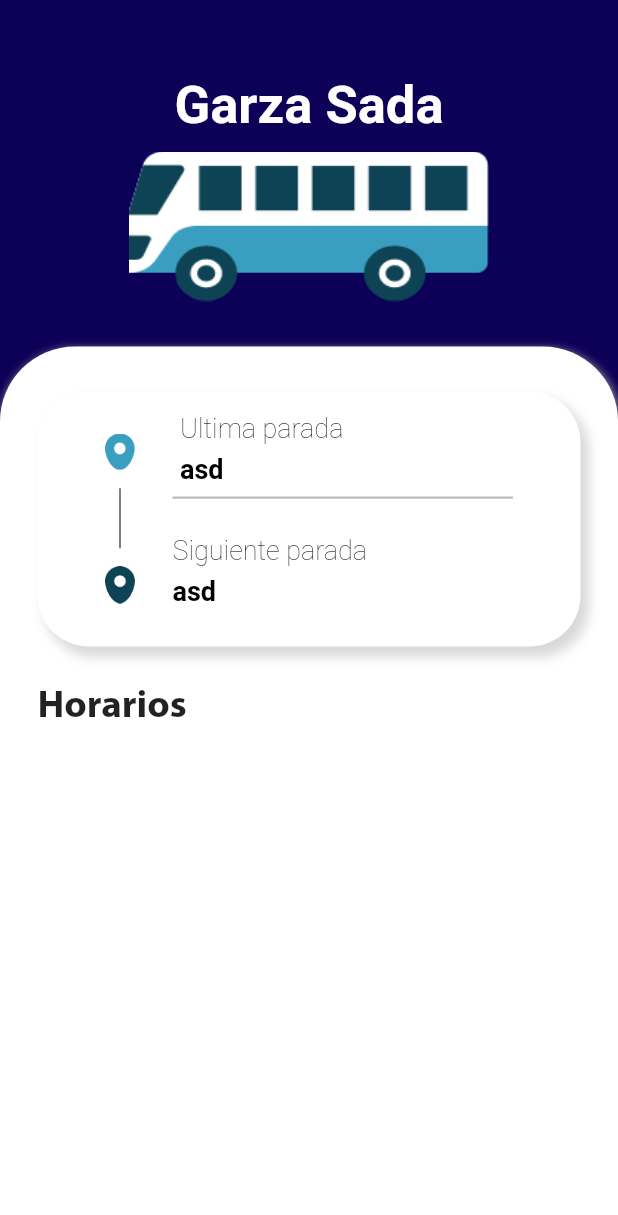
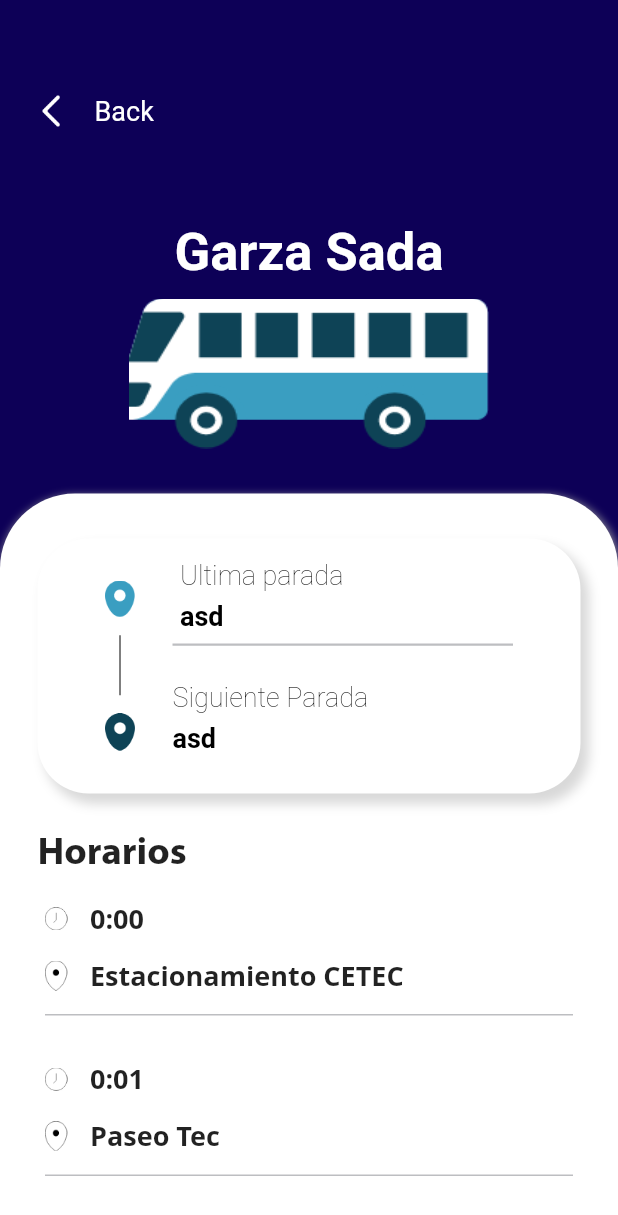
Before and after one commit to jpgtzg/HackMTY2022, a Flutter app: the screen it shows after launch, after a tap on "Garza Sada", on a phone screen of 412 x 824 dp. Shown: the top 1215 px of the screen. Run offline on Flutter 3.47's test engine with Material 2 defaults, Android fonts, the phone set to English and light mode, and no system bars; our stand-ins replace bottom_navy_bar; missing offline and left inert: dart:ffi; network calls fail; Roboto replaces fonts that are missing (Manrope, Myriad Pro).

Commit message:
Schedules & locations

```diff
--- a/lib/main.dart
+++ b/lib/main.dart
@@ -12,6 +12,7 @@ class _MainState extends State<Main> {
   @override
   Widget build(BuildContext context) {
     return MaterialApp(
+      title: "Biosime",
       debugShowCheckedModeBanner: false,
       theme: ThemeData(fontFamily: 'OpenSans'),
       home: AppManager(),
--- a/lib/screens/transport_details.dart
+++ b/lib/screens/transport_details.dart
@@ -1,5 +1,8 @@
 import 'package:flutter/material.dart';
 import 'package:public_transport_app/system/routeList.dart';
+import 'package:public_transport_app/system/schedule.dart';
+import 'package:public_transport_app/widgets/schedule_box.dart';
+import 'package:public_transport_app/widgets/topbar.dart';
 
 import '../widgets/from_to_card.dart';
 
@@ -14,6 +17,7 @@ class TransportDetails extends StatelessWidget {
       backgroundColor: routeModel.colorCode,
       body: Column(
         children: <Widget>[
+          TopBar(),
           Container(
             padding: EdgeInsets.only(right: 20.0, left: 20.0, top: 50.0),
             child: Center(
@@ -74,17 +78,16 @@ class TransportDetails extends StatelessWidget {
                   Expanded(
                     child: SingleChildScrollView(
                       scrollDirection: Axis.vertical,
-                      child: Column(
-                        children: [
-                          // for (Schedule schedule in routeModel.routeTimes) ...[
-                          //   ScheduleBox(
-                          //     fromTime: schedule.fromTime,
-                          //     toTime: schedule.toTime,
-                          //     location: schedule.location,
-                          //     pressSelect: () {},
-                          //   ),
-                          // ]
-                        ],
+                      child: ListView.builder(
+                        itemCount: routeModel.routes.length,
+                        shrinkWrap: true,
+                        physics: ScrollPhysics(),
+                        itemBuilder: (context, index) {
+                          return ScheduleBox(
+                              time: routeModel.routeTimes[index],
+                              location: routeModel.routes[index],
+                              pressSelect: () {});
+                        },
                       ),
                     ),
                   ),
--- a/lib/system/routeList.dart
+++ b/lib/system/routeList.dart
@@ -15,29 +15,181 @@ class RouteModel {
   static List<RouteModel> routesList = [
     RouteModel(
       "Garza Sada",
-      [],
-      [],
+      [
+        "Estacionamiento CETEC",
+        "Paseo Tec",
+        "Gasolinera (OXXOGAS)",
+        "Soriana Garza Sada (Parabús)",
+        "Maderera el Salto",
+        "IMSS Clínica 33 (Gine)",
+        "Paseo Santa Lucía",
+        "Puente Peatonal / Juventino Rosas",
+        "IZZI / Multimedios",
+        "Parabús (frente a Soriana)",
+        "Parabús (Rotonda Garza Sada al Sur)",
+        "Av. Luis Elizondo",
+        "Starbuck's / Plaza Alce",
+        "Garza Sada 1892",
+        "Carl's Jr. Garza Sada",
+        "Chilli's Garza Sada",
+        "Fantasías Miguel",
+        "Don Colchón Garza Sada",
+        "7 Eleven Revolución",
+        "Walmart Las Torres",
+        "Prepa Tec (EGL)",
+        "Puerto Progreso (Puente Peatonal)",
+        "BanRegio",
+        "BBVA",
+        "Banorte",
+        "7 Eleven / UANL Mederos",
+        "Farmacias Guadalajara (Bonifacio Salinas Leal) (Parabús)",
+        "Paseo de los Misterios (Parabús)",
+        "Plaza Cortijo del Rio / 7 Eleven",
+        "Paseo de las Fuentes (Parabús)",
+        "Puente peatonal (Walmart Las Torres)",
+        "HEB Revolución",
+        "El Palmito / Tauro",
+        "7 Eleven / Libra",
+        "Puente Peatónal / Geminis",
+        "Banorte / Constelaciones",
+        "Parabús (Plaza La Silla)",
+        "Soriana Contry",
+        "Telcel Plaza Contry",
+        "Parabús HEB (Urban Village)",
+        "Puente peatonal (Cinépolis Garza Sada)",
+        "Estacionamiento El Borrego",
+      ],
+      [
+        "0:00",
+        "0:01",
+        "0:02",
+        "0:04",
+        "0:06",
+        "0:08",
+        "0:08",
+        "0:09",
+        "0:10",
+        "0:10",
+        "0:13",
+        "0:14",
+        "0:15",
+        "0:15",
+        "0:16",
+        "0:17",
+        "0:18",
+        "0:19",
+        "0:21",
+        "0:23",
+        "0:25",
+        "0:28",
+        "0:29",
+        "0:30",
+        "0:30",
+        "0:31",
+        "0:35",
+        "0:36",
+        "0:37",
+        "0:38",
+        "0:39",
+        "0:41",
+        "0:43",
+        "0:44",
+        "0:44",
+        "0:45",
+        "0:46",
+        "0:47",
+        "0:49",
+        "0:49",
+        "0:50",
+        "0:51",
+      ],
       Color(0xff0d0057),
       "assets/images/bus.png",
     ),
     RouteModel(
       "Revolución",
-      [],
-      [],
+      [
+        "Estacionamiento CETEC",
+        "Rectoría",
+        "E1 (Calle Nogales)",
+        "Estadio BANORTE La Casa de Los Borregos",
+        "Parque La Primavera",
+        "Párada Nuevo Sur",
+        "Benavides José Alvarado",
+        "Edificios Norte",
+        "E11",
+        "Alumnos Norte",
+        "Profesores Sur (frente al Auditorio Luis Elizondo)",
+        "Edificio IV",
+        "El Borrego",
+      ],
+      [
+        "00:00/00:15/00:30/00:45",
+        "00:02/00:17/00:32/00:47",
+        "00:05/00:20/00:35/00:50",
+        "00:06/00:21/00:36/00:51",
+        "00:07/00:22/00:37/00:52",
+        "00:11/00:26/00:41/00:56",
+        "00:14/00:29/00:44/00:59",
+        "00:17/00:32/00:47/00:02",
+        "00:18/00:33/00:48/00:03",
+        "00:19/00:34/00:49/00:04",
+        "00:20/00:35/00:50/00:05",
+        "00:22/00:37/00:52/00:07",
+        "00:24/00:39/00:54/00:09",
+      ],
       Color(0xfffd8204),
       "assets/images/bus.png",
     ),
     RouteModel(
       "Hosp. & Esc.",
-      [],
-      [],
+      [
+        "Estacionamiento CETEC",
+        "Estación Metrorrey General I. Zaragoza",
+        "Centro Médico Zambrano Hellion (Presidencia)",
+        "EGADE / Escuela de Gobierno",
+        "Farmacias Guadalajara (Río Nazas / Av. Lázaro Cárdenas)",
+        "Río Aguanaval (Facefood / Taller)",
+        "OXXO Río Pánuco",
+      ],
+      [
+        "00:00/00:00",
+        "00:09 (Mañana)/00:44 (Tarde)",
+        "00:31 (Mañana)/00:25 (Tarde)",
+        "00:35(Mañana)/00:19(Tarde)",
+        "00:40(Mañana)/00:11(Tarde)",
+        "00:44(Mañana)/00:04(Tarde)",
+        "00:46(Mañana)/00:02(Tarde)",
+      ],
       Color(0xffea0a2a),
       "assets/images/bus.png",
     ),
     RouteModel(
       "Valle Alto",
-      [],
-      [],
+      [
+        "Estacionamiento CETEC",
+        "Walmart Las Torres",
+        "Paseo de Los Misterios",
+        "Calle San Francisco (Puente peatonal)",
+        "Autozone OXXO",
+        "Parada HEB Valle Alto (Inicio/Fin)",
+        "Parabús (Soriana Híper Estanzuela)",
+        "Loma de los Pinos (Lateral)",
+        "OXXO Álamos",
+        "Lago Eire (Parabús lateral)",
+      ],
+      [
+        "0:00",
+        "0:10",
+        "0:13",
+        "0:14",
+        "0:16",
+        "0:30",
+        "0:32",
+        "0:33",
+        "0:35",
+        "0:38",
+      ],
       Color(0xff800d07),
       "assets/images/bus.png",
     ),
--- a/lib/widgets/from_to_card.dart
+++ b/lib/widgets/from_to_card.dart
@@ -93,7 +93,7 @@ class FromToCard extends StatelessWidget {
                     ),
                     children: [
                       TextSpan(
-                        text: 'Siguiente parada\n',
+                        text: 'Siguiente Parada\n',
                         style: TextStyle(fontWeight: FontWeight.w200),
                       ),
                       TextSpan(
--- a/lib/widgets/schedule_box.dart
+++ b/lib/widgets/schedule_box.dart
@@ -2,15 +2,13 @@ import 'package:flutter/material.dart';
 import '../system/constants.dart';
 
 class ScheduleBox extends StatelessWidget {
-  final String fromTime;
-  final String toTime;
+  final String time;
   final String location;
   final VoidCallback pressSelect;
 
   const ScheduleBox({
     Key? key,
-    required this.fromTime,
-    required this.toTime,
+    required this.time,
     required this.location,
     required this.pressSelect,
   }) : super(key: key);
@@ -29,23 +27,18 @@ class ScheduleBox extends StatelessWidget {
                   children: [
                     Image.asset('assets/icons/clock.png', width: 15),
                     SizedBox(width: 15),
-                    Text(
-                      fromTime,
+                    Flexible(
+                      child: Text(
+                        time,
+                        overflow: TextOverflow.visible,
                         style: TextStyle(
                           fontSize: 18,
                           fontWeight: FontWeight.w700,
                         ),
                       ),
+                    ),
                     SizedBox(width: 15),
-                    Image.asset('assets/icons/arrow.png', width: 40),
-                    SizedBox(width: 15),
-                    Text(
-                      toTime,
-                      style: TextStyle(
-                        fontSize: 18,
-                        fontWeight: FontWeight.w700,
-                      ),
-                    ),
+
                   ],
                 ),
                 SizedBox(height: 13),
@@ -53,11 +46,14 @@ class ScheduleBox extends StatelessWidget {
                   children: [
                     Image.asset('assets/icons/location.png', width: 15),
                     SizedBox(width: 15),
-                    Text(
+                    Flexible(
+                      child: Text(
                         location,
+                        overflow : TextOverflow.visible,
                         style: TextStyle(
                           fontSize: 18,
                           fontWeight: FontWeight.w700,
+                        ),
                       ),
                     ),
                   ],
--- /dev/null
+++ b/lib/widgets/topbar.dart
@@ -0,0 +1,35 @@
+import 'package:flutter/material.dart';
+
+class TopBar extends StatelessWidget {
+  const TopBar({Key? key}) : super(key: key);
+
+  @override
+  Widget build(BuildContext context) {
+    return Padding(
+      padding: const EdgeInsets.only(top: 50.0, left: 10.0),
+      child: Row(
+        children: [
+          IconButton(
+            onPressed: () {
+              Navigator.pop(context);
+            },
+            icon: const Image(
+              height: 30,
+              width: 30,
+              image: AssetImage("assets/images/back.png"),
+              color: Colors.white,
+            ),
+          ),
+          const SizedBox(
+            width: 5,
+          ),
+          const Text(
+            "Back",
+            style: TextStyle(
+                fontFamily: "Manrope", fontSize: 18, color: Colors.white),
+          ),
+        ],
+      ),
+    );
+  }
+}
```
Also changed, not shown: assets/images/back.png (added). Lines whose indentation alone changed are shown as unchanged.
